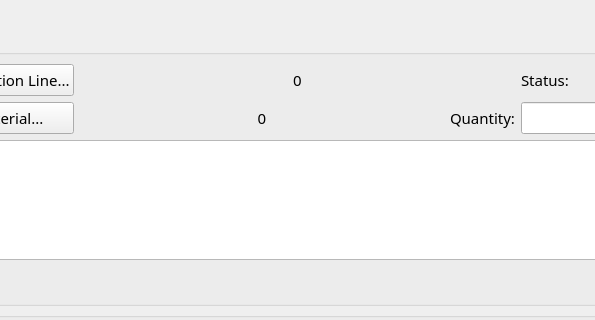
joeescarcega8879/PyQt6-Warehouse-System, file src/views/ui/production_request_view.ui: the form before one commit; both pictures show x 126 to 721 and y 0 to 320 of the 1200 by 750 pixel window.
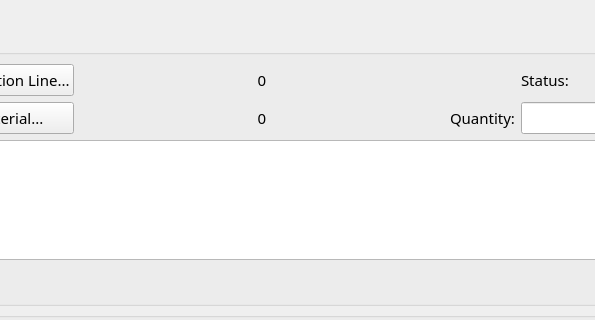
The form after the commit. Icons and pictures are not drawn.

Commit message: feat: Enhance production request functionality and UI

Diff of the .ui file:
```diff
--- a/src/views/ui/production_request_view.ui
+++ b/src/views/ui/production_request_view.ui
@@ -124,30 +124,6 @@
         </property>
        </widget>
       </item>
-      <item row="0" column="1" colspan="2">
-       <widget class="QLabel" name="label_line">
-        <property name="sizePolicy">
-         <sizepolicy hsizetype="Expanding" vsizetype="Preferred">
-          <horstretch>0</horstretch>
-          <verstretch>0</verstretch>
-         </sizepolicy>
-        </property>
-        <property name="font">
-         <font>
-          <family>Century Gothic</family>
-          <pointsize>11</pointsize>
-         </font>
-        </property>
-        <property name="text">
-         <string>0</string>
-        </property>
-        <property name="alignment">
-         <set>Qt::AlignCenter</set>
-        </property>
-       </widget>
-      </item>
-
-      <!-- Status label + combo -->
       <item row="0" column="3">
        <widget class="QLabel" name="label_status_lbl">
         <property name="font">
@@ -338,7 +314,28 @@
         </property>
        </widget>
       </item>
-
+      <item row="0" column="1">
+       <widget class="QLabel" name="label_line">
+        <property name="sizePolicy">
+         <sizepolicy hsizetype="Expanding" vsizetype="Preferred">
+          <horstretch>0</horstretch>
+          <verstretch>0</verstretch>
+         </sizepolicy>
+        </property>
+        <property name="font">
+         <font>
+          <family>Century Gothic</family>
+          <pointsize>11</pointsize>
+         </font>
+        </property>
+        <property name="text">
+         <string>0</string>
+        </property>
+        <property name="alignment">
+         <set>Qt::AlignmentFlag::AlignCenter</set>
+        </property>
+       </widget>
+      </item>
      </layout>
     </widget>
    </item>
```
Left out of the diff: 25 changed lines with no effect on the pictures. The commit also changes 15 other files.
